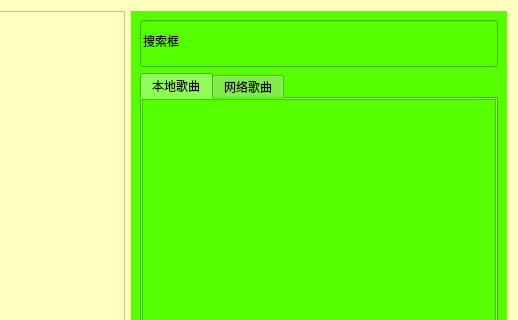
Old version of the form ui/musicwindow.ui in the repository xiaoyangst/MusicPyaler; both pictures show x 230 to 748 and y 0 to 320 of the 748 by 567 pixel window.
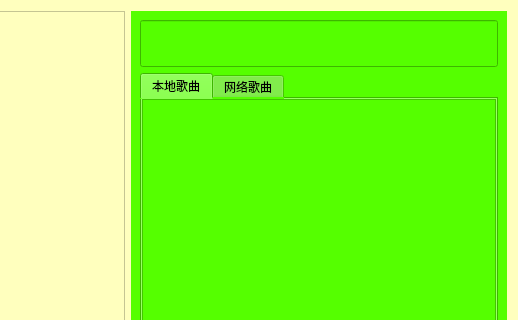
New version of the form. Icons and pictures are not drawn.

Commit message: HTTP请求网络歌曲+歌曲搜索

Patch:
```diff
--- a/ui/musicwindow.ui
+++ b/ui/musicwindow.ui
@@ -408,7 +408,7 @@
           </sizepolicy>
          </property>
          <property name="text">
-          <string>搜索框</string>
+          <string/>
          </property>
         </widget>
        </item>
```
The commit also changes 15 other files.
